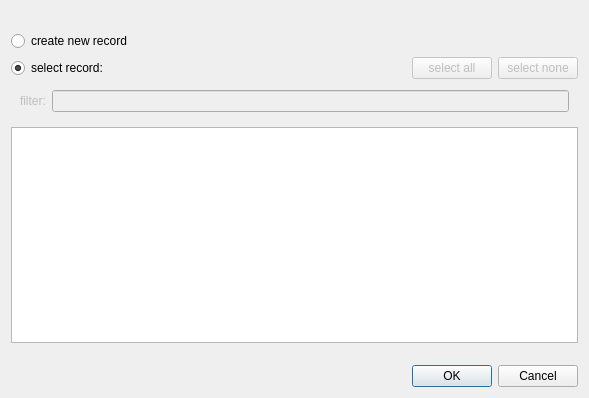
jkriege2/QuickFit3, file libqf3widgets/qfselectrdrdialog.ui: the form before one commit.
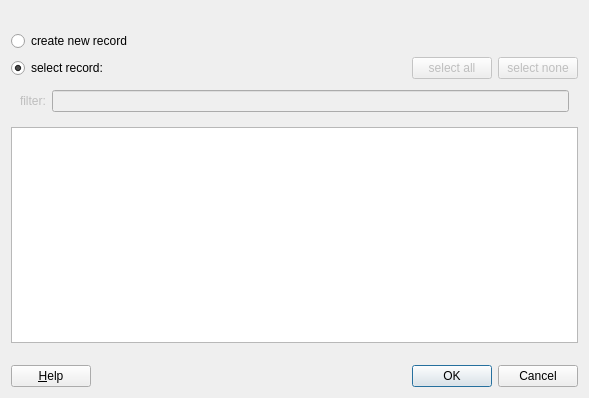
The form after the commit. Icons and pictures are not drawn. Custom widgets are drawn as their Qt base class.

Commit message: QuickFit3:   - added button "next of same role" and menu-entries to all RDR editors   - increased font size in online-help

What changed in the file:
```diff
--- a/libqf3widgets/qfselectrdrdialog.ui
+++ b/libqf3widgets/qfselectrdrdialog.ui
@@ -122,6 +122,19 @@
     </widget>
    </item>
    <item>
+    <layout class="QHBoxLayout" name="horizontalLayout_3">
+     <item>
+      <widget class="QPushButton" name="btnHelp">
+       <property name="text">
+        <string>&amp;Help</string>
+       </property>
+       <property name="icon">
+        <iconset resource="../lib/lib.qrc">
+         <normaloff>:/lib/help/help.png</normaloff>:/lib/help/help.png</iconset>
+       </property>
+      </widget>
+     </item>
+     <item>
     <widget class="QDialogButtonBox" name="buttonBox">
      <property name="orientation">
       <enum>Qt::Horizontal</enum>
@@ -132,6 +145,8 @@
     </widget>
    </item>
   </layout>
+   </item>
+  </layout>
  </widget>
  <customwidgets>
   <customwidget>
```
Left out of the diff: 10 changed lines with no effect on the pictures. Lines whose indentation alone changed are shown as unchanged. The commit also changes 43 other files.
